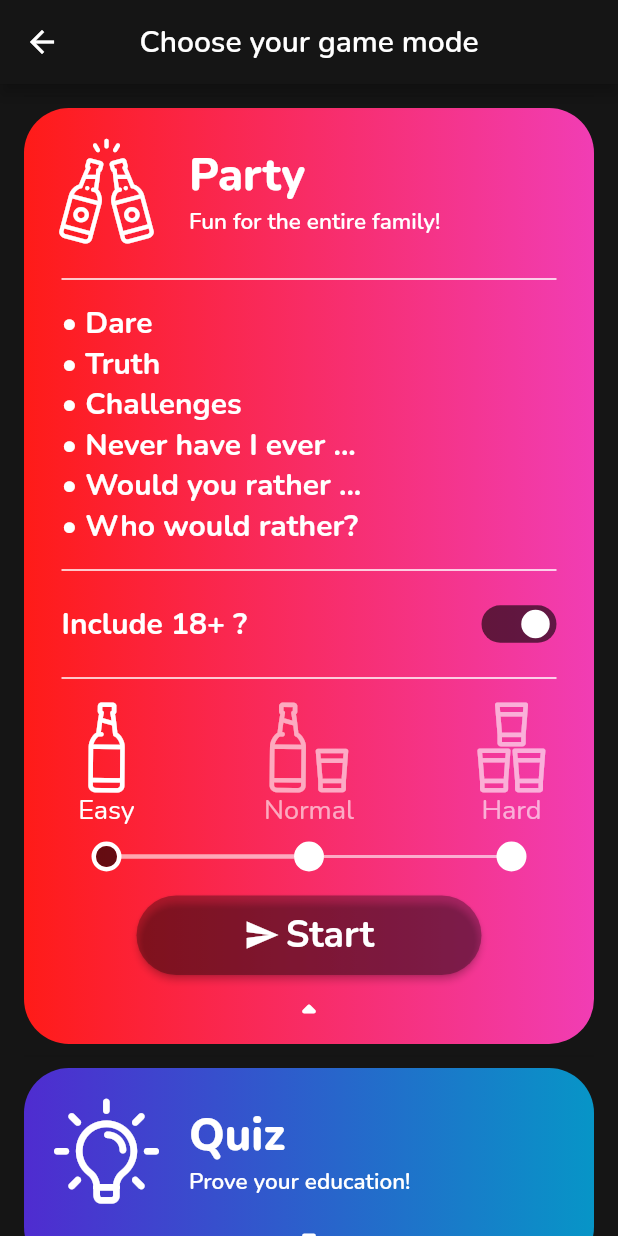
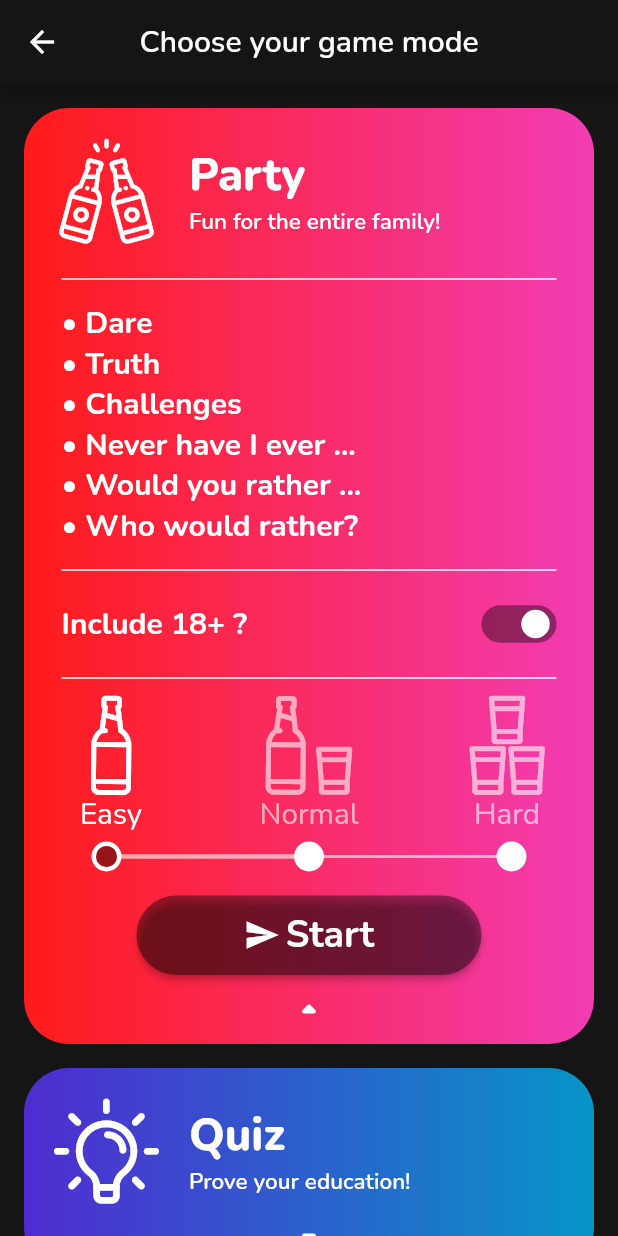
Before and after one commit to tooxo/Drinkr, a Flutter app: the GameMode screen opened directly with empty values, after a tap on "Party", on a phone screen of 412 x 824 dp. Run offline on Flutter 3.47's test engine with Material 2 defaults, Android fonts, the light colour scheme and no system bars; drawn by our look-alikes of expandable, progress_state_button; our stand-ins replace audioplayers, auto_size_text, cached_network_image, connectivity, easy_localization, flutter_spinkit and 6 more; missing offline and left inert: assorted_layout_widgets, audiowaveformFlutter, circular_reveal_animation, pedantic; accounts and stored records are empty; project files that could hold a hidden picture were left out.

Commit message:
simplified code

```diff
--- a/lib/games/game.dart
+++ b/lib/games/game.dart
@@ -170,6 +170,10 @@
     return Future.value(true);
   }
 
+  String buildTitle() {
+    return widget.title;
+  }
+
   AppBar buildAppBar() {
     return AppBar(
       elevation: 0,
@@ -189,7 +193,7 @@
                   MediaQuery.of(context).viewPadding.left) ==
               0.0
           ? Text(
-              widget.title,
+              buildTitle(),
               style: GoogleFonts.nunito(
                   fontSize: 28,
                   color: widget.textColor,
@@ -198,7 +202,7 @@
             ).tr()
           : Row(mainAxisAlignment: MainAxisAlignment.center, children: [
               Text(
-                widget.title,
+                buildTitle(),
                 style: GoogleFonts.nunito(
                     color: widget.textColor,
                     fontSize: 28,
--- a/lib/games/game_controller.dart
+++ b/lib/games/game_controller.dart
@@ -246,7 +246,7 @@
       GameType gameType;
       do {
         if (availableGamesBackup.isEmpty) {
-          return false;
+          return true;
         }
         dynamic aa = availableGamesBackup
             .where((element) => this.texts[element.type]!.isNotEmpty)
@@ -255,6 +255,7 @@
             .where((element) => this.texts[element.type]!.isNotEmpty)
             .toList()
             .length)];
+
         gameType = game.type;
         if (game.type == GameType.TRUTH) {
           int count = countOccurrencesOfSpecificGameInMap(game.type);
--- a/lib/games/truth_or_dare.dart
+++ b/lib/games/truth_or_dare.dart
@@ -38,6 +38,18 @@
 class TruthOrDareState extends BasicGameState {
   bool truth = false;
   bool showSolution = false;
+
+  @override
+  String buildTitle() {
+    if (!showSolution) {
+      return widget.title;
+    }
+    if (truth) {
+      return "truth".tr();
+    } else {
+      return "dare".tr();
+    }
+  }
 
   @override
   Widget buildWithoutSolution() {
--- a/lib/widgets/custom_game_select_tile.dart
+++ b/lib/widgets/custom_game_select_tile.dart
@@ -99,23 +99,10 @@
   @override
   void initState() {
     loadSave().then((value) {
-      for (GameType type in widget.enabledGames) {
-        keys[type]?.currentState?.controller.forward();
-      }
       setState(() {});
     });
     super.initState();
   }
-
-  Map<GameType, GlobalKey<CustomSwitchState>> keys =
-      Map.fromEntries(GameType.values
-          .map(
-            (e) => MapEntry(
-              e,
-              GlobalKey<CustomSwitchState>(),
-            ),
-          )
-          .toList());
 
   @override
   Widget enabledGamesSelection() {
@@ -139,11 +126,6 @@
                   widget.enabledGames.remove(type.type);
                 }
               });
-              if (value) {
-                keys[type.type]!.currentState?.controller.forward();
-              } else {
-                keys[type.type]!.currentState?.controller.reverse();
-              }
               saveSave();
             },
             child: ListTile(
@@ -171,9 +153,8 @@
                   saveSave();
                 },
                 value: widget.enabledGames.contains(type.type),
-                activeColor: Colors.orange,
+                activeColor: Colors.black.withOpacity(.4),
                 enabled: widget.enabled,
-                key: keys[type.type],
               ),
             ),
           )
--- a/lib/widgets/custom_radio.dart
+++ b/lib/widgets/custom_radio.dart
@@ -1,6 +1,6 @@
 import 'package:flutter/material.dart';
 
-class CustomRadioWidget extends StatefulWidget {
+class CustomRadioWidget extends StatelessWidget {
   final int value;
   final int groupValue;
   final ValueChanged<int> onChanged;
@@ -15,75 +15,38 @@
       this.height = 20});
 
   @override
-  State<StatefulWidget> createState() => _CustomRadioWidgetState();
-}
-
-class _CustomRadioWidgetState extends State<CustomRadioWidget>
-    with SingleTickerProviderStateMixin {
-  late AnimationController controller;
-  late Animation<double> animation;
-
-  @override
-  void initState() {
-    super.initState();
-    controller = AnimationController(
-        duration: const Duration(milliseconds: 150), vsync: this);
-
-    controller.reset();
-    animation = Tween(
-            begin: 0.0,
-            end: widget.value == widget.groupValue ? widget.height : 0.0)
-        .animate(controller)
-          ..addListener(() {
-            setState(() {});
-          });
-    controller.forward();
-  }
-
-  @override
-  void dispose() {
-    controller.dispose();
-    super.dispose();
-  }
-
-  @override
   Widget build(BuildContext context) {
     return GestureDetector(
       onTap: () {
-        setState(() {
-          controller.reset();
-          double begin =
-              widget.value == widget.groupValue ? widget.height : 0.1;
-          double end = widget.height;
-
-          animation = Tween(begin: begin, end: end).animate(controller)
-            ..addListener(() {
-              setState(() {});
-            });
-          widget.onChanged(widget.value);
-        });
-
-        controller.forward();
+        onChanged(value);
       },
-      child: Container(
-        height: widget.height,
-        width: widget.height,
+      child: AnimatedContainer(
+        height: height,
+        width: height,
         decoration: BoxDecoration(
-            shape: BoxShape.circle,
-            color: widget.value == widget.groupValue ? Colors.transparent : Colors.white,
-            border: Border.all(color: Colors.white, width: 3)),
+          shape: BoxShape.circle,
+          color: value == groupValue ? Colors.transparent : Colors.white,
+          border: Border.all(
+            color: Colors.white,
+            width: value == groupValue ? 3 : 1,
+          ),
+        ),
+        duration: Duration(milliseconds: 200),
         child: Center(
-          child: Container(
-            height:
-                animation.value == 0.0 ? widget.height - 6 : animation.value,
-            width: animation.value == 0.0 ? widget.height - 6 : animation.value,
+          child: AnimatedContainer(
             decoration: ShapeDecoration(
               shape: CircleBorder(),
-              color: widget.value == widget.groupValue
-                  ? widget.enabled
-                      ? Colors.black.withOpacity(.6)
+              color: value == groupValue
+                  ? enabled
+                      ? Colors.black.withOpacity(.4)
                       : Colors.grey
                   : Colors.white,
+            ),
+            duration: Duration.zero,
+            child: AnimatedContainer(
+              height: value == groupValue ? height - 6 : height - 2,
+              width: value == groupValue ? height - 6 : height - 2,
+              duration: Duration.zero,
             ),
           ),
         ),
--- a/lib/widgets/custom_switch.dart
+++ b/lib/widgets/custom_switch.dart
@@ -2,115 +2,59 @@
 
 import 'package:flutter/material.dart';
 
-class CustomSwitch extends StatefulWidget {
+class CustomSwitch extends StatelessWidget {
   final bool value;
   final ValueChanged<bool>? onChanged;
   final Color activeColor;
   final Color inactiveColor = Colors.grey.withOpacity(.4);
+
+  final Duration duration = Duration(milliseconds: 200);
 
   final Color activeTextColor;
   final Color inactiveTextColor;
 
   final bool enabled;
 
-  final GlobalKey<CustomSwitchState>? key;
-
   CustomSwitch(
       {required this.value,
       required this.onChanged,
       required this.activeColor,
-      required this.key,
       required this.enabled,
       this.activeTextColor = Colors.white70,
-      this.inactiveTextColor = Colors.white70})
-      : super(key: key);
-
-  @override
-  CustomSwitchState createState() => CustomSwitchState();
-}
-
-class CustomSwitchState extends State<CustomSwitch>
-    with SingleTickerProviderStateMixin {
-  late Animation _circleAnimation;
-  late Animation _colorAnimation;
-  late AnimationController controller;
-
-  @override
-  void initState() {
-    controller = AnimationController(
-      vsync: this,
-      duration: Duration(milliseconds: 150),
-    );
-    _circleAnimation = AlignmentTween(
-      begin: widget.value ? Alignment.centerRight : Alignment.centerLeft,
-      end: widget.value ? Alignment.centerLeft : Alignment.centerRight,
-    ).animate(
-      CurvedAnimation(
-        parent: controller,
-        curve: Curves.linear,
-      ),
-    );
-    _colorAnimation = ColorTween(
-      begin: widget.value ? widget.activeColor : widget.inactiveColor,
-      end: widget.value ? widget.inactiveColor : widget.activeColor,
-    ).animate(
-      controller,
-    );
-
-    super.initState();
-  }
-
-  @override
-  void dispose() {
-    controller.dispose();
-    super.dispose();
-  }
+      this.inactiveTextColor = Colors.white70});
 
   @override
   Widget build(BuildContext context) {
-    return AnimatedBuilder(
-      animation: controller,
-      builder: (context, child) {
     return GestureDetector(
-          onTap: widget.enabled
+      onTap: enabled
           ? () {
-                  if (controller.isCompleted) {
-                    controller.reverse();
-                  } else {
-                    controller.forward();
-                  }
-                  if (widget.onChanged != null) {
-                    widget.value == false
-                        ? widget.onChanged!(true)
-                        : widget.onChanged!(false);
+              if (onChanged != null) {
+                onChanged!(!value);
               }
             }
           : null,
-          child: Container(
+      child: AnimatedContainer(
         width: 50.0,
         height: 25.0,
         decoration: BoxDecoration(
-                /*border: Border.all(
-                  color: Colors.white,
-                  width: 0,
-                ),*/
             borderRadius: BorderRadius.circular(20.0),
-                color: _colorAnimation.value),
+            color: value ? activeColor : inactiveColor),
+        duration: duration,
         child: Row(
           children: <Widget>[
             Expanded(
               child: Padding(
                 padding: const EdgeInsets.all(3.0),
-                    child: Align(
-                      alignment: _circleAnimation.value,
+                child: AnimatedAlign(
+                  alignment:
+                      value ? Alignment.centerRight : Alignment.centerLeft,
+                  duration: duration,
                   child: Container(
                     width: 22.0,
                     height: 22.0,
                     decoration: BoxDecoration(
                       shape: BoxShape.circle,
-                          color: widget.enabled
-                              ? Colors.white
-                              : Colors.grey.shade300,
+                      color: enabled ? Colors.white : Colors.grey.shade300,
                     ),
                   ),
                 ),
@@ -120,7 +64,5 @@
         ),
       ),
     );
-      },
-    );
   }
 }
--- a/lib/widgets/game_select_tile.dart
+++ b/lib/widgets/game_select_tile.dart
@@ -111,11 +111,6 @@
   void toggleAdultQuestions(bool _) {
     setState(() {
       useAdultQuestions = !useAdultQuestions;
-      if (useAdultQuestions) {
-        key.currentState?.controller.reverse();
-      } else {
-        key.currentState?.controller.forward();
-      }
     });
   }
 
@@ -141,8 +136,6 @@
     );
   }
 
-  GlobalKey<CustomSwitchState> key = GlobalKey<CustomSwitchState>();
-
   Widget buildAdultSelection() {
     if (!hasAdultGames()) return Container();
     return Column(
@@ -159,11 +152,10 @@
                   fontWeight: FontWeight.bold),
             ),
             trailing: CustomSwitch(
-              key: key,
-              value: useAdultQuestions,
-              enabled: adultSwitchEnabled(),
+              value: useAdultQuestions && adultSwitchEnabled(),
+              enabled: widget.enabled,
               onChanged: adultSwitchEnabled() ? toggleAdultQuestions : null,
-              activeColor: Colors.black.withOpacity(.6),
+              activeColor: Colors.black.withOpacity(.4),
             ),
             contentPadding: EdgeInsets.zero,
           ),
@@ -255,7 +247,8 @@
                 ),
               ),
               expanded: Padding(
-                padding: const EdgeInsets.symmetric(vertical: 8, horizontal: 25),
+                padding:
+                    const EdgeInsets.symmetric(vertical: 8, horizontal: 25),
                 child: Column(
                   crossAxisAlignment: CrossAxisAlignment.start,
                   children: [
@@ -297,17 +290,28 @@
                         ),
                         iconedButtons: {
                           ButtonState.idle: IconedButton(
-                              text: "startGame".tr(),
-                              icon: Icon(Icons.send, color: Colors.white),
-                              color: Colors.black.withOpacity(.3)),
-                          ButtonState.loading:
-                              IconedButton(color: Colors.black.withOpacity(.3)),
+                            text: "startGame".tr(),
+                            icon: Icon(Icons.send, color: Colors.white),
+                            color: Colors.black.withOpacity(
+                              .4,
+                            ),
+                          ),
+                          ButtonState.loading: IconedButton(
+                            color: Colors.black.withOpacity(
+                              .4,
+                            ),
+                          ),
                           ButtonState.fail: IconedButton(
-                              color: Colors.red,
-                              text: "Error",
-                              icon:
-                                  Icon(Icons.error_outline, color: Colors.white)),
-                          ButtonState.success: IconedButton(color: Colors.green)
+                            color: Colors.red,
+                            text: "error".tr(),
+                            icon: Icon(
+                              Icons.error_outline,
+                              color: Colors.white,
+                            ),
+                          ),
+                          ButtonState.success: IconedButton(
+                            color: Colors.green,
+                          )
                         },
                         onPressed: widget.enabledGames.isNotEmpty
                             ? () => startGame()
--- a/lib/widgets/radio_progress_indicator.dart
+++ b/lib/widgets/radio_progress_indicator.dart
@@ -82,6 +82,8 @@
               children: [
                 Expanded(
                   flex: 1,
+                  child: FittedBox(
+                    fit: BoxFit.fitWidth,
                     child: InkWell(
                       onTap: () {
                         updateGroupValue(0);
@@ -110,9 +112,12 @@
                       ),
                     ),
                   ),
+                ),
                 Spacer(),
                 Expanded(
                   flex: 1,
+                  child: FittedBox(
+                    fit: BoxFit.fitWidth,
                     child: InkWell(
                       onTap: () {
                         updateGroupValue(1);
@@ -136,9 +141,12 @@
                       ),
                     ),
                   ),
+                ),
                 Spacer(),
                 Expanded(
                   flex: 1,
+                  child: FittedBox(
+                    fit: BoxFit.fitWidth,
                     child: InkWell(
                       onTap: () {
                         updateGroupValue(2);
@@ -165,6 +173,7 @@
                             ],
                           ),
                         ],
+                      ),
                     ),
                   ),
                 ),
```
Lines whose indentation alone changed are shown as unchanged.
